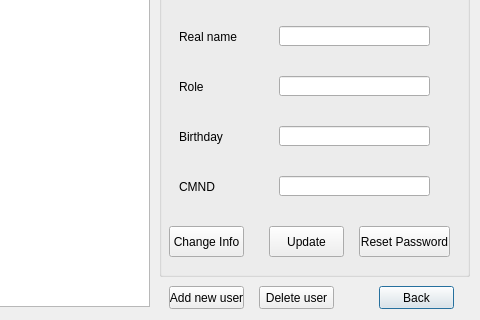
Old version of the form admin.ui in the repository baoprokute1234/BTL2; both pictures show x 121 to 601 and y 154 to 474 of the 601 by 474 pixel window.
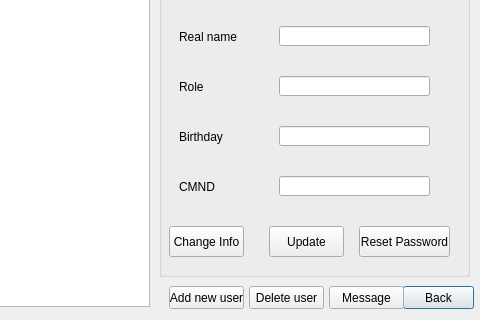
New version of the form. Icons and pictures are not drawn.

```diff
--- a/admin.ui
+++ b/admin.ui
@@ -16,9 +16,9 @@
   <widget class="QPushButton" name="back">
    <property name="geometry">
     <rect>
-     <x>500</x>
+     <x>524</x>
      <y>440</y>
-     <width>75</width>
+     <width>71</width>
      <height>23</height>
     </rect>
    </property>
@@ -315,7 +315,7 @@
   <widget class="QPushButton" name="delete_2">
    <property name="geometry">
     <rect>
-     <x>380</x>
+     <x>370</x>
      <y>440</y>
      <width>75</width>
      <height>23</height>
@@ -325,6 +325,19 @@
     <string>Delete user</string>
    </property>
   </widget>
+  <widget class="QPushButton" name="message">
+   <property name="geometry">
+    <rect>
+     <x>450</x>
+     <y>440</y>
+     <width>75</width>
+     <height>23</height>
+    </rect>
+   </property>
+   <property name="text">
+    <string>Message</string>
+   </property>
+  </widget>
  </widget>
  <resources/>
  <connections/>
```
